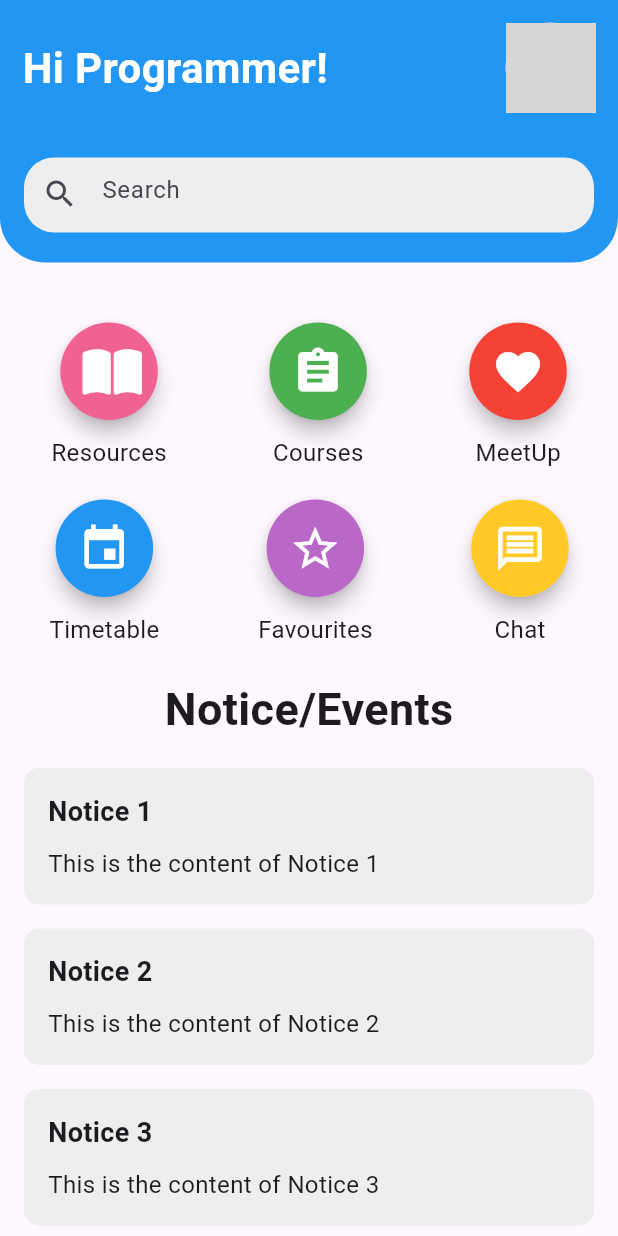
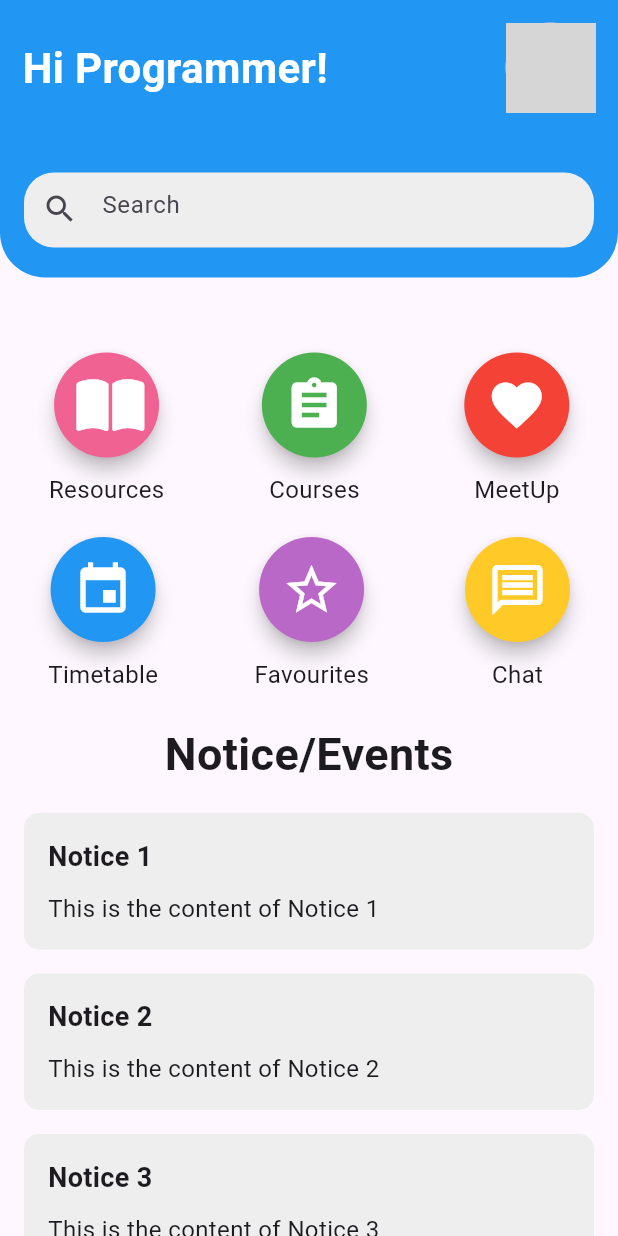
Before and after one commit to Minor-Project-Study-Mate/StudyMate-App, a Flutter app: the HomeView screen opened by its route, on a phone screen of 412 x 824 dp. Run offline on Flutter 3.47's test engine with Material 2 defaults, Android fonts, the light colour scheme and no system bars; our stand-ins replace font_awesome_flutter, get; grey boxes are pictures that could not be loaded.

Commit message:
Homepage complete

```diff
--- a/lib/app/modules/home/views/home_view.dart
+++ b/lib/app/modules/home/views/home_view.dart
@@ -27,7 +27,7 @@ class HomeView extends GetView<HomeController> {
                   top: 15,
                   left: 15,
                   right: 15,
-                  bottom: 30,
+                  bottom: 40,
                 ),
                 child: Row(
                   mainAxisAlignment: MainAxisAlignment.spaceBetween,
@@ -73,7 +73,7 @@ class HomeView extends GetView<HomeController> {
             ],
           ),
         ),
-        const SizedBox(height: 40.0),
+        const SizedBox(height: 50.0),
         Row(
           mainAxisAlignment: MainAxisAlignment.spaceAround,
           children: [
@@ -159,7 +159,7 @@ class HomeView extends GetView<HomeController> {
           child: Icon(
             iconData,
             color: Colors.white,
-            size: 35.0,
+            size: 40.0,
           ),
         ),
         const SizedBox(height: 10.0),
```
